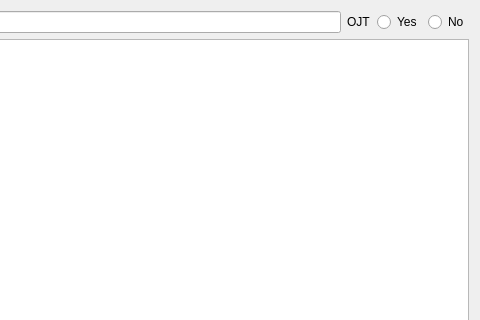
Before: the Qt Designer form qt_ui/section.ui in edceliz/GeneticAlgorithmUniversityClassScheduler, drawn with Qt 5; both pictures show x 236 to 716 and y 0 to 320 of the 716 by 553 pixel window.
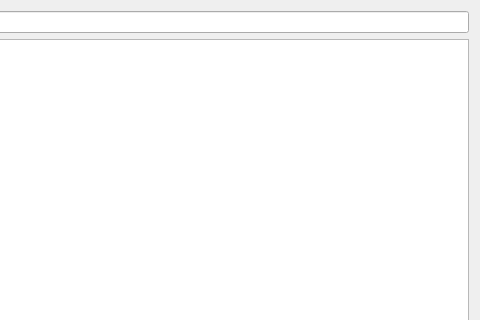
After: the same form once the commit is applied.

```diff
--- a/qt_ui/section.ui
+++ b/qt_ui/section.ui
@@ -41,27 +41,6 @@
        </property>
       </widget>
      </item>
-     <item row="1" column="2">
-      <widget class="QLabel" name="lblOJT">
-       <property name="text">
-        <string>OJT</string>
-       </property>
-      </widget>
-     </item>
-     <item row="1" column="3">
-      <widget class="QRadioButton" name="radioYes">
-       <property name="text">
-        <string>Yes</string>
-       </property>
-      </widget>
-     </item>
-     <item row="1" column="4">
-      <widget class="QRadioButton" name="radioNo">
-       <property name="text">
-        <string>No</string>
-       </property>
-      </widget>
-     </item>
     </layout>
    </item>
    <item>
```
